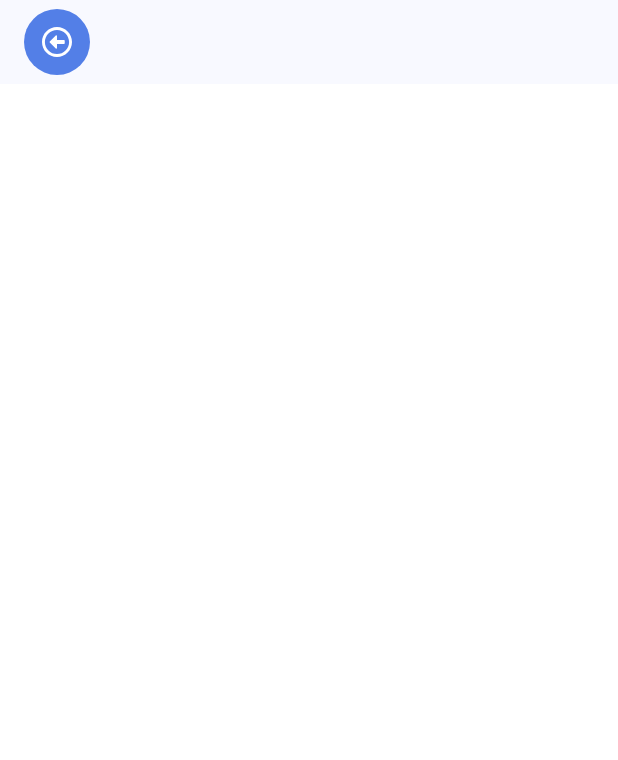
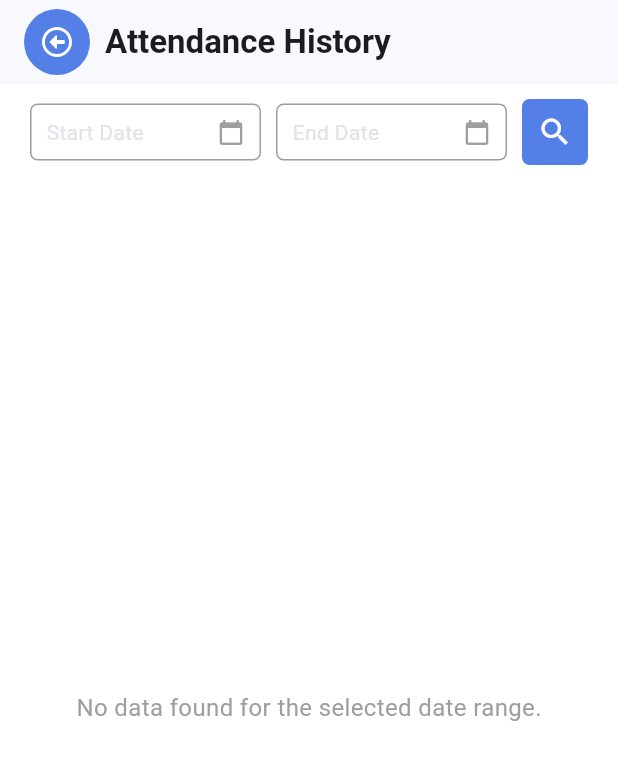
Before and after one commit to AzureKnight7/Aplikasi_Absen, a Flutter app: the AttendanceHistory screen opened directly, on a phone screen of 412 x 824 dp. Shown: the top 760 px of the screen. Run offline on Flutter 3.47's test engine with Material 3 defaults, Android fonts, the phone set to English and light mode, and no system bars; our stand-ins replace bloc, dartz, device_info_plus, dio, flutter_animate, flutter_bloc and 10 more; accounts and stored records are empty; network calls fail.

Commit message:
aplikasi absensi complete

```diff
--- a/lib/src/presentation/auth/widget/q_textfield_login.dart
+++ b/lib/src/presentation/auth/widget/q_textfield_login.dart
@@ -51,7 +51,7 @@ class _QTextfieldAuthState extends State<QTextfieldAuth> {
             height: 5.0,
           ),
           TextFormField(
-            style: TextStyle(),
+            style: TextStyle(fontSize: 16.0, color: Color(0xff5D5D65)),
             controller: widget.controller,
             initialValue: null,
             obscureText: hide!,
--- a/lib/src/presentation/home/screen/attendance_history.dart
+++ b/lib/src/presentation/home/screen/attendance_history.dart
@@ -1,5 +1,4 @@
 import 'dart:convert';
-import 'dart:developer';
 
 import 'package:flutter/material.dart';
 import 'package:flutter_svg/svg.dart';
@@ -16,9 +15,13 @@ class AttendanceHistory extends StatefulWidget {
 class _AttendanceHistoryState extends State<AttendanceHistory> {
   bool isLoading = true;
   List<AbsenceData> absenceData = [];
-  Future<void> fetchAttendanceHistory() async {
+  DateTime? startDate;
+  DateTime? endDate;
+
+  Future<void> fetchAttendanceHistory({DateTime? start, DateTime? end}) async {
     isLoading = true;
     setState(() {});
+
     const String apiUrl = "https://hris-api.alfanium.id/v1/presence";
     const String token =
         "eyJhbGciOiJIUzI1NiIsInR5cCI6IkpXVCJ9.eyJ1c2VySWQiOiI1Yzk3YWE2OC02YWE0LTRjNGEtOWExNi1kMTVhNjJiZmMyODMiLCJpYXQiOjE3MzE5MDA1ODR9.qAgb_VpIvd-iwHnZW_o3ZoF6O2XD1jCe6Wh-wIZdFoE";
@@ -37,7 +40,17 @@ class _AttendanceHistoryState extends State<AttendanceHistory> {
 
         if (data['success'] == true) {
           final results = data['results'] as List;
-          var present = results.map((item) {
+          var filteredResults = results.where((item) {
+            final createdAt = DateTime.parse(item['createdAt']);
+            if (start != null && end != null) {
+              return createdAt
+                      .isAfter(start.subtract(const Duration(days: 1))) &&
+                  createdAt.isBefore(end.add(const Duration(days: 1)));
+            }
+            return true;
+          });
+
+          var present = filteredResults.map((item) {
             final clockIn = item['clockIn'];
             final clockOut = item['clockOut'];
             final clockInStatus = item['clockInStatus'] ?? "Unknown";
@@ -53,24 +66,19 @@ class _AttendanceHistoryState extends State<AttendanceHistory> {
             );
           }).toList();
 
-          isLoading = false;
-          setState(() {});
           absenceData = present;
         } else {
-          isLoading = false;
-          setState(() {});
           throw Exception("API response success is false");
         }
       } else {
-        isLoading = false;
-        setState(() {});
         throw Exception(
             "Failed to fetch attendance history: ${response.statusCode}");
       }
     } catch (error) {
+      print("Error fetching attendance history: $error");
+    } finally {
       isLoading = false;
       setState(() {});
-      print("Error fetching attendance history: $error");
     }
   }
 
@@ -80,13 +88,31 @@ class _AttendanceHistoryState extends State<AttendanceHistory> {
     super.initState();
   }
 
+  Future<void> pickDateRange() async {
+    final picked = await showDateRangePicker(
+      context: context,
+      firstDate: DateTime(2020),
+      lastDate: DateTime.now(),
+    );
+    if (picked != null) {
+      setState(() {
+        startDate = picked.start;
+        endDate = picked.end;
+      });
+      await fetchAttendanceHistory(start: startDate, end: endDate);
+    }
+  }
+
   @override
   Widget build(BuildContext context) {
     return Scaffold(
       appBar: AppBar(
         centerTitle: false,
         automaticallyImplyLeading: false,
-        title: GestureDetector(
+        title: Row(
+          mainAxisSize: MainAxisSize.min,
+          children: [
+            GestureDetector(
               onTap: () {
                 Navigator.of(context).pop();
               },
@@ -101,27 +127,123 @@ class _AttendanceHistoryState extends State<AttendanceHistory> {
                 ),
               ),
             ),
+            const SizedBox(width: 10),
+            const Text(
+              "Attendance History",
+              style: TextStyle(fontWeight: FontWeight.bold),
+            ),
+          ],
+        ),
       ),
       body: Container(
         color: Colors.white,
+        child: Column(
+          children: [
+            Padding(
+              padding: const EdgeInsets.symmetric(horizontal: 20, vertical: 10),
+              child: Row(
+                mainAxisAlignment: MainAxisAlignment.spaceBetween,
+                children: [
+                  Flexible(
+                    child: GestureDetector(
+                      onTap: pickDateRange,
+                      child: Container(
+                        padding: const EdgeInsets.symmetric(
+                            vertical: 8, horizontal: 10),
+                        decoration: BoxDecoration(
+                          border: Border.all(color: Colors.grey),
+                          borderRadius: BorderRadius.circular(5),
+                        ),
+                        child: Row(
+                          mainAxisAlignment: MainAxisAlignment.spaceBetween,
+                          children: [
+                            Text(
+                              startDate != null
+                                  ? DateFormat('yyyy/MM/dd').format(startDate!)
+                                  : "Start Date",
+                              style: const TextStyle(fontSize: 14),
+                            ),
+                            const Icon(Icons.calendar_today,
+                                size: 18, color: Colors.grey),
+                          ],
+                        ),
+                      ),
+                    ),
+                  ),
+                  const SizedBox(width: 10),
+                  Flexible(
+                    child: GestureDetector(
+                      onTap: pickDateRange,
+                      child: Container(
+                        padding: const EdgeInsets.symmetric(
+                            vertical: 8, horizontal: 10),
+                        decoration: BoxDecoration(
+                          border: Border.all(color: Colors.grey),
+                          borderRadius: BorderRadius.circular(5),
+                        ),
+                        child: Row(
+                          mainAxisAlignment: MainAxisAlignment.spaceBetween,
+                          children: [
+                            Text(
+                              endDate != null
+                                  ? DateFormat('yyyy/MM/dd').format(endDate!)
+                                  : "End Date",
+                              style: const TextStyle(fontSize: 14),
+                            ),
+                            const Icon(Icons.calendar_today,
+                                size: 18, color: Colors.grey),
+                          ],
+                        ),
+                      ),
+                    ),
+                  ),
+                  const SizedBox(width: 10),
+                  GestureDetector(
+                    onTap: () {
+                      fetchAttendanceHistory(start: startDate, end: endDate);
+                    },
+                    child: Container(
+                      padding: const EdgeInsets.all(10),
+                      decoration: BoxDecoration(
+                        color: const Color(0xff537FE7),
+                        borderRadius: BorderRadius.circular(5),
+                      ),
+                      child: const Icon(Icons.search, color: Colors.white),
+                    ),
+                  ),
+                ],
+              ),
+            ),
+            Expanded(
               child: isLoading
-            ? Center(
+                  ? const Center(
                       child: CircularProgressIndicator(),
                     )
+                  : absenceData.isEmpty
+                      ? const Center(
+                          child: Text(
+                            "No data found for the selected date range.",
+                            style: TextStyle(
+                              fontSize: 16,
+                              color: Colors.grey,
+                            ),
+                          ),
+                        )
                       : ListView.builder(
-                padding:
-                    const EdgeInsets.symmetric(vertical: 35, horizontal: 20),
+                          padding: const EdgeInsets.symmetric(
+                              vertical: 35, horizontal: 20),
                           itemCount: absenceData.length,
                           itemBuilder: (context, index) {
                             var item = absenceData[index];
                             return Column(
                               children: [
                                 Row(
-                        mainAxisAlignment: MainAxisAlignment.spaceBetween,
+                                  mainAxisAlignment:
+                                      MainAxisAlignment.spaceBetween,
                                   children: [
                                     Text(
                                       item.abscenceDate,
-                            style: TextStyle(
+                                      style: const TextStyle(
                                         color: Color(0xff5D5D65),
                                         fontSize: 12,
                                       ),
@@ -131,18 +253,16 @@ class _AttendanceHistoryState extends State<AttendanceHistory> {
                                         Icon(
                                           Icons.schedule,
                                           color: item.isLate
-                                    ? Color(0xfff45050)
-                                    : Color(0xff5d5d65),
+                                              ? const Color(0xfff45050)
+                                              : const Color(0xff5d5d65),
                                         ),
-                              SizedBox(
-                                width: 5,
-                              ),
+                                        const SizedBox(width: 5),
                                         Text(
                                           item.abscenceTime,
                                           style: TextStyle(
                                             color: item.isLate
-                                      ? Color(0xfff45050)
-                                      : Color(0xff5d5d65),
+                                                ? const Color(0xfff45050)
+                                                : const Color(0xff5d5d65),
                                             fontSize: 12,
                                           ),
                                         )
@@ -150,10 +270,13 @@ class _AttendanceHistoryState extends State<AttendanceHistory> {
                                     ),
                                   ],
                                 ),
-                      Divider()
+                                const Divider()
                               ],
                             );
                           },
+                        ),
+            ),
+          ],
         ),
       ),
     );
```
Also changed, not shown: assets/icon/search.svg (added). Lines whose indentation alone changed are shown as unchanged.
